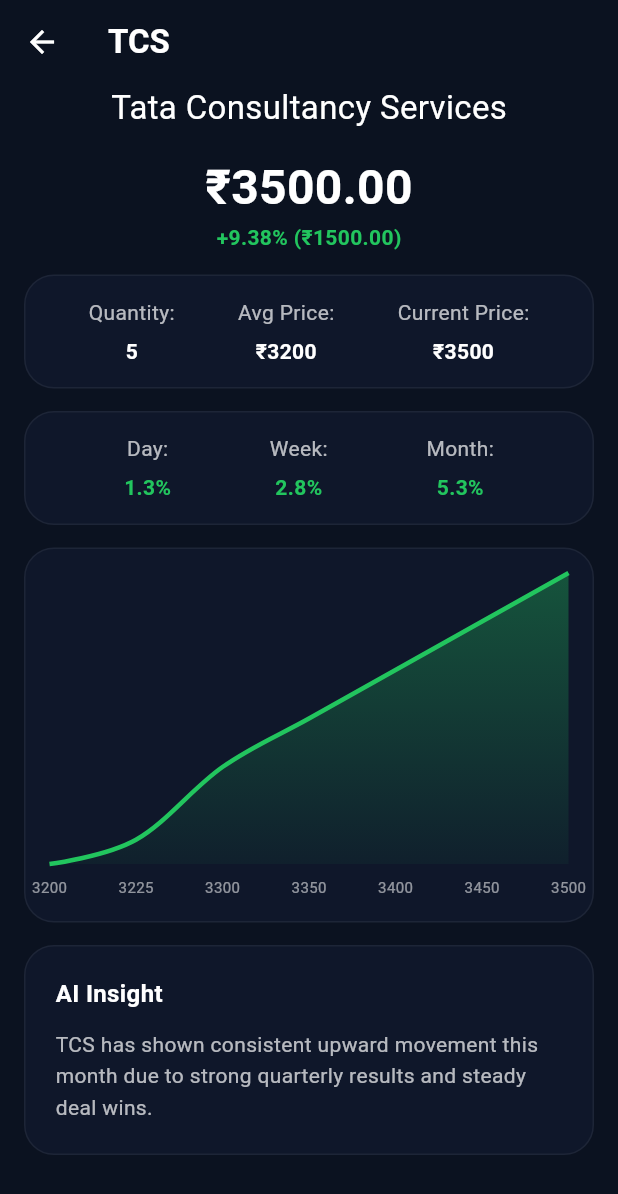
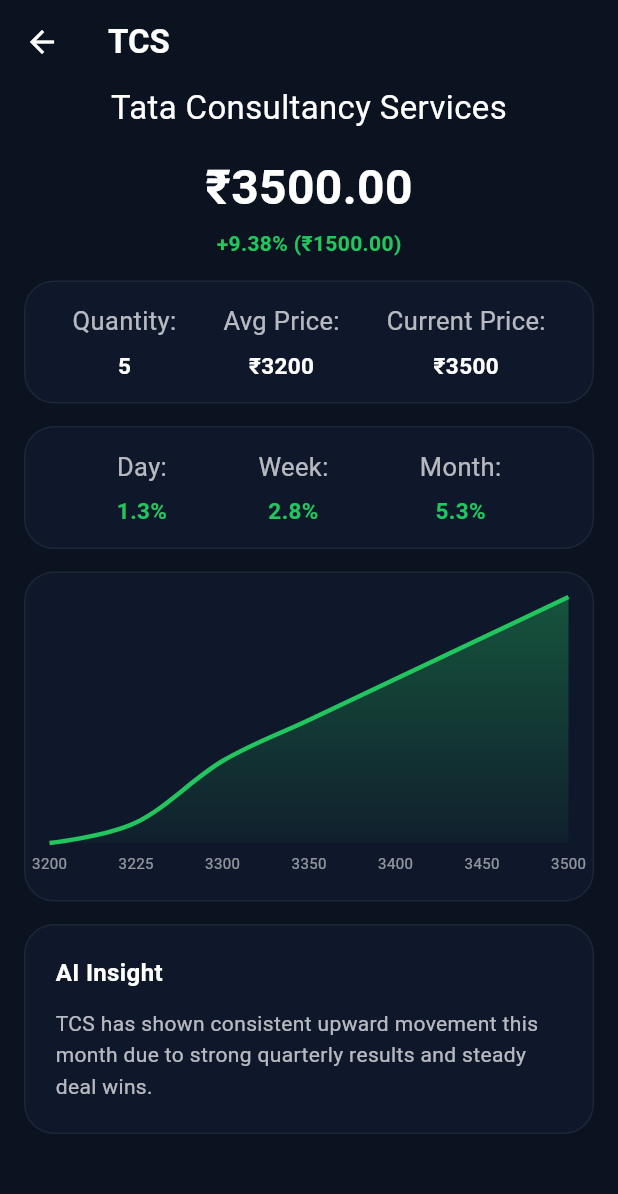
Before and after one commit to Pranjalbharat/diversifi_assigment, a Flutter app: the screen it shows after launch, after a tap on "TCS", on a phone screen of 412 x 824 dp. Shown: the top 1194 px of the screen. Run offline on Flutter 3.47's test engine with Material 3 defaults, Android fonts, the phone set to English and light mode, and no system bars; drawn by our look-alikes of fl_chart; our stand-ins replace shimmer.

Commit message:
Made UI Responsive

```diff
--- a/lib/screens/portfolio_screen.dart
+++ b/lib/screens/portfolio_screen.dart
@@ -7,12 +7,17 @@
 
 class PortfolioScreen extends StatelessWidget {
   const PortfolioScreen({super.key});
+
   @override
   Widget build(BuildContext context) {
     final portfolio = context.watch<PortfolioProvider>();
+    final screenWidth = MediaQuery.of(context).size.width;
+    final isSmallScreen = screenWidth < 360;
+
     if (portfolio.isLoading) {
       return const PortfolioScreenShimmer();
     }
+
     return Scaffold(
       backgroundColor: const Color(0xFF0B1220),
       appBar: AppBar(
@@ -23,24 +28,29 @@
           style: TextStyle(fontWeight: FontWeight.w600, color: Colors.white),
         ),
       ),
-
       body: Padding(
-        padding: const EdgeInsets.all(16),
+        padding: EdgeInsets.all(isSmallScreen ? 12 : 16),
         child: Column(
           crossAxisAlignment: CrossAxisAlignment.start,
           children: [
-            _totValueWidget(portfolio.getPortfolioValue()),
-            const SizedBox(height: 20),
+            _totValueWidget(
+              context,
+              portfolio.getPortfolioValue(),
+              isSmallScreen,
+            ),
+            SizedBox(height: isSmallScreen ? 14 : 20),
             Expanded(
               child: ListView.separated(
                 itemCount: portfolio.stocks.length,
-                separatorBuilder: (_, __) => const SizedBox(height: 12),
+                separatorBuilder: (_, __) =>
+                    SizedBox(height: isSmallScreen ? 8 : 12),
                 itemBuilder: (context, index) {
                   final stock = portfolio.stocks[index];
 
                   return InkWell(
                     onTap: () async {
                       context.read<PortfolioProvider>().selectStock(stock);
+
                       Navigator.of(context).push(
                         PageRouteBuilder(
                           pageBuilder: (_, __, ___) =>
@@ -61,10 +71,18 @@
     );
   }
 
-  Widget _totValueWidget(double totalValue) {
+  Widget _totValueWidget(
+    BuildContext context,
+    double totalValue,
+    bool isSmallScreen,
+  ) {
+    final double titleFontSize = isSmallScreen ? 14 : 18;
+    final double valueFontSize = isSmallScreen ? 22 : 28;
+    final double padding = isSmallScreen ? 14 : 20;
+
     return Container(
       width: double.infinity,
-      padding: const EdgeInsets.all(20),
+      padding: EdgeInsets.all(padding),
       decoration: BoxDecoration(
         borderRadius: BorderRadius.circular(20),
         gradient: const LinearGradient(
@@ -75,15 +93,15 @@
       child: Column(
         crossAxisAlignment: CrossAxisAlignment.start,
         children: [
-          const Text(
+          Text(
             "Total portfolio value",
-            style: TextStyle(fontSize: 18, color: Colors.white70),
+            style: TextStyle(fontSize: titleFontSize, color: Colors.white70),
           ),
           const SizedBox(height: 8),
           Text(
             "₹ ${totalValue.toStringAsFixed(2)}",
-            style: const TextStyle(
-              fontSize: 28,
+            style: TextStyle(
+              fontSize: valueFontSize,
               fontWeight: FontWeight.bold,
               color: Colors.white,
             ),
--- a/lib/screens/stock_detail.dart
+++ b/lib/screens/stock_detail.dart
@@ -14,47 +14,60 @@
   Widget build(BuildContext context) {
     final provider = context.watch<PortfolioProvider>();
 
+    // 🔹 MediaQuery (single flag)
+    final screenWidth = MediaQuery.of(context).size.width;
+    final isSmallScreen = screenWidth < 360;
+
     if (provider.isLoading) {
       return const StockDetailScreenShimmer();
     }
+
     final stock = provider.selectedStock!;
+
     return Scaffold(
       backgroundColor: const Color(0xFF0B1220),
       appBar: AppBar(
         backgroundColor: Colors.transparent,
         leading: IconButton(
           icon: const Icon(Icons.arrow_back, color: Colors.white),
-          onPressed: () {
-            Navigator.pop(context);
-          },
+          onPressed: () => Navigator.pop(context),
         ),
         title: Text(
           stock.symbol,
-          style: const TextStyle(
+          style: TextStyle(
             color: Colors.white,
             fontWeight: FontWeight.bold,
-            fontSize: 22,
+            fontSize: isSmallScreen ? 18 : 22,
           ),
         ),
       ),
       body: SingleChildScrollView(
-        padding: const EdgeInsets.fromLTRB(16, 0, 16, 0),
+        padding: EdgeInsets.fromLTRB(
+          isSmallScreen ? 12 : 16,
+          0,
+          isSmallScreen ? 12 : 16,
+          0,
+        ),
         child: Column(
           children: [
-            _header(stock),
-            const SizedBox(height: 15),
+            _header(stock, isSmallScreen),
+            SizedBox(height: isSmallScreen ? 12 : 15),
 
-            _pnlSection(stock),
-            const SizedBox(height: 15),
+            _pnlSection(stock, isSmallScreen),
+            SizedBox(height: isSmallScreen ? 12 : 15),
 
             _priceCard(stock),
-            const SizedBox(height: 15),
+            SizedBox(height: isSmallScreen ? 12 : 15),
 
             _changeValueCard(stock),
-            const SizedBox(height: 15),
+            SizedBox(height: isSmallScreen ? 12 : 15),
 
-            PriceChartCard(stock: stock),
-            const SizedBox(height: 15),
+            // 🔹 Responsive chart height
+            SizedBox(
+              height: isSmallScreen ? 200 : 220,
+              child: PriceChartCard(stock: stock),
+            ),
+            SizedBox(height: isSmallScreen ? 12 : 15),
 
             AiInsightCard(insight: stock.insight),
           ],
@@ -63,14 +76,17 @@
     );
   }
 
-  Widget _header(Stock stock) {
+  /// 🔹 Company name
+  Widget _header(Stock stock, bool isSmallScreen) {
     return Text(
       stock.companyName,
-      style: const TextStyle(fontSize: 22, color: Colors.white),
+      textAlign: TextAlign.center,
+      style: TextStyle(fontSize: isSmallScreen ? 18 : 22, color: Colors.white),
     );
   }
 
-  Widget _pnlSection(Stock stock) {
+  /// 🔹 Price + PnL
+  Widget _pnlSection(Stock stock, bool isSmallScreen) {
     final pnlValue = (stock.currentPrice - stock.avgPrice) * stock.qty;
 
     final pnlPercent =
@@ -82,17 +98,18 @@
       children: [
         Text(
           "₹${stock.currentPrice.toStringAsFixed(2)}",
-          style: const TextStyle(
-            fontSize: 32,
+          style: TextStyle(
+            fontSize: isSmallScreen ? 26 : 32,
             fontWeight: FontWeight.bold,
             color: Colors.white,
           ),
         ),
+        const SizedBox(height: 4),
         Text(
           "${isPositive ? '+' : ''}${pnlPercent.toStringAsFixed(2)}% "
           "(₹${pnlValue.toStringAsFixed(2)})",
           style: TextStyle(
-            fontSize: 14,
+            fontSize: isSmallScreen ? 12 : 14,
             fontWeight: FontWeight.w600,
             color: isPositive
                 ? const Color(0xFF22C55E)
@@ -103,6 +120,7 @@
     );
   }
 
+  /// 🔹 Quantity / Avg / Current
   Widget _priceCard(Stock stock) {
     return InfoSummaryCard(
       items: [
@@ -125,6 +143,7 @@
     );
   }
 
+  /// 🔹 Day / Week / Month
   Widget _changeValueCard(Stock stock) {
     return InfoSummaryCard(
       items: [
--- a/lib/widgets/ai_insight_card.dart
+++ b/lib/widgets/ai_insight_card.dart
@@ -7,25 +7,38 @@
 
   @override
   Widget build(BuildContext context) {
+    final screenWidth = MediaQuery.of(context).size.width;
+    final isSmallScreen = screenWidth < 360;
+
+    final padding = isSmallScreen ? 14.0 : 20.0;
+    final titleFontSize = isSmallScreen ? 14.0 : 16.0;
+    final bodyFontSize = isSmallScreen ? 13.0 : 14.0;
+    final spacing = isSmallScreen ? 8.0 : 12.0;
+    final radius = isSmallScreen ? 16.0 : 20.0;
+
     return Container(
-      padding: const EdgeInsets.all(20),
-      decoration: _decoration(),
+      padding: EdgeInsets.all(padding),
+      decoration: BoxDecoration(
+        color: const Color(0xFF0F172A),
+        borderRadius: BorderRadius.circular(radius),
+        border: Border.all(color: Colors.white.withOpacity(0.06)),
+      ),
       child: Column(
         crossAxisAlignment: CrossAxisAlignment.start,
         children: [
-          const Text(
+          Text(
             "AI Insight",
             style: TextStyle(
-              fontSize: 16,
+              fontSize: titleFontSize,
               fontWeight: FontWeight.w600,
               color: Colors.white,
             ),
           ),
-          const SizedBox(height: 12),
+          SizedBox(height: spacing),
           Text(
             insight,
-            style: const TextStyle(
-              fontSize: 14,
+            style: TextStyle(
+              fontSize: bodyFontSize,
               color: Colors.white70,
               height: 1.5,
             ),
@@ -34,12 +47,4 @@
       ),
     );
   }
-
-  BoxDecoration _decoration() {
-    return BoxDecoration(
-      color: const Color(0xFF0F172A),
-      borderRadius: BorderRadius.circular(20),
-      border: Border.all(color: Colors.white.withOpacity(0.06)),
-    );
-  }
 }
--- a/lib/widgets/info_card.dart
+++ b/lib/widgets/info_card.dart
@@ -7,30 +7,42 @@
 
   @override
   Widget build(BuildContext context) {
+    final screenWidth = MediaQuery.of(context).size.width;
+    final isSmallScreen = screenWidth < 360;
+
+    final verticalPadding = isSmallScreen ? 10.0 : 14.0;
+    final labelFontSize = isSmallScreen ? 14.0 : 17.0;
+    final valueFontSize = isSmallScreen ? 14.0 : 15.0;
+    final spacing = isSmallScreen ? 5.0 : 7.0;
+    final radius = isSmallScreen ? 16.0 : 20.0;
+
     return Container(
       width: double.infinity,
-      padding: const EdgeInsets.symmetric(vertical: 14),
+      padding: EdgeInsets.symmetric(vertical: verticalPadding),
       decoration: BoxDecoration(
         color: const Color(0xFF0F172A),
-        borderRadius: BorderRadius.circular(20),
+        borderRadius: BorderRadius.circular(radius),
         border: Border.all(color: Colors.white.withOpacity(0.06)),
       ),
-
       child: Row(
         mainAxisAlignment: MainAxisAlignment.spaceEvenly,
         children: items.map((item) {
           final color = _getValueColor(item);
+
           return Column(
             children: [
               Text(
                 item.label,
-                style: const TextStyle(fontSize: 14, color: Colors.white70),
+                style: TextStyle(
+                  fontSize: labelFontSize,
+                  color: Colors.white70,
+                ),
               ),
-              const SizedBox(height: 6),
+              SizedBox(height: spacing),
               Text(
                 item.value,
                 style: TextStyle(
-                  fontSize: 14,
+                  fontSize: valueFontSize,
                   fontWeight: FontWeight.bold,
                   color: color,
                 ),
@@ -44,6 +56,7 @@
 
   Color _getValueColor(InfoItem item) {
     if (item.valueColor != null) return item.valueColor!;
+
     final numericValue = double.tryParse(
       item.value.replaceAll('%', '').replaceAll('+', ''),
     );
--- a/lib/widgets/price_chart_card.dart
+++ b/lib/widgets/price_chart_card.dart
@@ -9,6 +9,15 @@
 
   @override
   Widget build(BuildContext context) {
+    final screenWidth = MediaQuery.of(context).size.width;
+    final isSmallScreen = screenWidth < 360;
+
+    final chartHeight = isSmallScreen ? 210.0 : 250.0;
+    final padding = isSmallScreen ? 12.0 : 16.0;
+    final radius = isSmallScreen ? 16.0 : 20.0;
+    final barWidth = isSmallScreen ? 2.5 : 3.0;
+    final bottomFontSize = isSmallScreen ? 9.0 : 10.0;
+
     final isPositive = stock.priceHistory.last >= stock.priceHistory.first;
 
     final lineColor = isPositive
@@ -16,9 +25,13 @@
         : const Color(0xFFEF4444);
 
     return Container(
-      height: 250,
-      padding: const EdgeInsets.all(16),
-      decoration: _decoration(),
+      height: chartHeight,
+      padding: EdgeInsets.all(padding),
+      decoration: BoxDecoration(
+        color: const Color(0xFF0F172A),
+        borderRadius: BorderRadius.circular(radius),
+        border: Border.all(color: Colors.white.withOpacity(0.06)),
+      ),
       child: LineChart(
         LineChartData(
           gridData: FlGridData(show: false),
@@ -38,11 +51,11 @@
                   }
 
                   return Padding(
-                    padding: const EdgeInsets.only(top: 8, left: 0, right: 0),
+                    padding: const EdgeInsets.only(top: 6),
                     child: Text(
                       stock.priceHistory[index].toStringAsFixed(0),
-                      style: const TextStyle(
-                        fontSize: 10,
+                      style: TextStyle(
+                        fontSize: bottomFontSize,
                         color: Colors.white54,
                       ),
                     ),
@@ -51,7 +64,6 @@
               ),
             ),
           ),
-
           lineBarsData: [
             LineChartBarData(
               spots: stock.priceHistory
@@ -60,7 +72,7 @@
                   .map((e) => FlSpot(e.key.toDouble(), e.value))
                   .toList(),
               isCurved: true,
-              barWidth: 3,
+              barWidth: barWidth,
               color: lineColor,
               dotData: FlDotData(show: false),
               belowBarData: BarAreaData(
@@ -80,12 +92,4 @@
       ),
     );
   }
-
-  BoxDecoration _decoration() {
-    return BoxDecoration(
-      color: const Color(0xFF0F172A),
-      borderRadius: BorderRadius.circular(20),
-      border: Border.all(color: Colors.white.withOpacity(0.06)),
-    );
-  }
 }
--- a/lib/widgets/stock_card.dart
+++ b/lib/widgets/stock_card.dart
@@ -10,49 +10,63 @@
   @override
   Widget build(BuildContext context) {
     final stock = context.watch<PortfolioProvider>().stocks[index];
+    final screenWidth = MediaQuery.of(context).size.width;
+    final isSmallScreen = screenWidth < 360;
+
     final isProfit = stock.pnlPercentage >= 0;
 
+    final padding = isSmallScreen ? 12.0 : 16.0;
+    final radius = isSmallScreen ? 14.0 : 18.0;
+
     return Container(
-      padding: const EdgeInsets.all(16),
+      padding: EdgeInsets.all(padding),
       decoration: BoxDecoration(
         color: const Color(0xFF0F172A),
-        borderRadius: BorderRadius.circular(18),
+        borderRadius: BorderRadius.circular(radius),
         border: Border.all(color: Colors.white.withOpacity(0.06)),
       ),
       child: Row(
         mainAxisAlignment: MainAxisAlignment.spaceBetween,
-        children: [_buildStockInfo(stock), _buildPnlSection(stock, isProfit)],
+        children: [
+          _buildStockInfo(stock, isSmallScreen),
+          _buildPnlSection(stock, isProfit, isSmallScreen),
+        ],
       ),
     );
   }
 
-  _buildStockInfo(Stock stock) {
+  Widget _buildStockInfo(Stock stock, bool isSmallScreen) {
+    final symbolFontSize = isSmallScreen ? 16.0 : 18.0;
+    final subTextFontSize = isSmallScreen ? 12.0 : 14.0;
+    final spacingLarge = isSmallScreen ? 4.0 : 6.0;
+    final spacingSmall = isSmallScreen ? 2.0 : 4.0;
+
     return Column(
       crossAxisAlignment: CrossAxisAlignment.start,
       children: [
         Text(
           stock.symbol,
-          style: const TextStyle(
-            fontSize: 18,
+          style: TextStyle(
+            fontSize: symbolFontSize,
             fontWeight: FontWeight.w600,
             color: Colors.white,
           ),
         ),
-        const SizedBox(height: 6),
+        SizedBox(height: spacingLarge),
         Text(
           "Qty ${stock.qty}  Avg ₹${stock.avgPrice}",
-          style: const TextStyle(
-            fontSize: 14,
-            color: Color.fromARGB(255, 233, 232, 232),
+          style: TextStyle(
+            fontSize: subTextFontSize,
+            color: const Color.fromARGB(255, 233, 232, 232),
             fontWeight: FontWeight.w400,
           ),
         ),
-        const SizedBox(height: 4),
+        SizedBox(height: spacingSmall),
         Text(
           "Current ₹${stock.currentPrice}",
-          style: const TextStyle(
-            fontSize: 14,
-            color: Color.fromARGB(255, 233, 232, 232),
+          style: TextStyle(
+            fontSize: subTextFontSize,
+            color: const Color.fromARGB(255, 233, 232, 232),
             fontWeight: FontWeight.w400,
           ),
         ),
@@ -60,22 +74,26 @@
     );
   }
 
-  _buildPnlSection(Stock stock, bool isProfit) {
+  Widget _buildPnlSection(Stock stock, bool isProfit, bool isSmallScreen) {
+    final pnlFontSize = isSmallScreen ? 16.0 : 18.0;
+    final iconSize = isSmallScreen ? 24.0 : 30.0;
+    final spacing = isSmallScreen ? 2.0 : 4.0;
+
     return Column(
       crossAxisAlignment: CrossAxisAlignment.end,
       children: [
         Text(
           "${stock.pnlPercentage.toStringAsFixed(2)}%",
           style: TextStyle(
-            fontSize: 18,
+            fontSize: pnlFontSize,
             fontWeight: FontWeight.bold,
             color: isProfit ? const Color(0xFF22C55E) : const Color(0xFFEF4444),
           ),
         ),
-        const SizedBox(height: 4),
+        SizedBox(height: spacing),
         Icon(
           isProfit ? Icons.trending_up : Icons.trending_down,
-          size: 30,
+          size: iconSize,
           color: isProfit ? const Color(0xFF22C55E) : const Color(0xFFEF4444),
         ),
       ],
```
